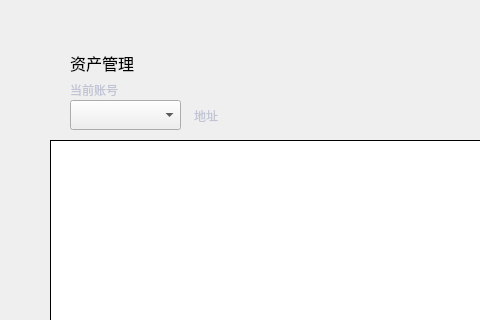
First picture: the form in mainpage.ui, repository HcashOrg/hx-indicator, before the edit; both pictures show x 0 to 480 and y 0 to 320 of the 770 by 530 pixel window.
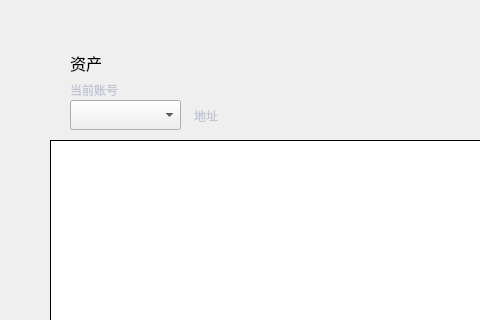
Second picture: the form after the edit.

Diff of the .ui file:
```diff
--- a/mainpage.ui
+++ b/mainpage.ui
@@ -43,7 +43,7 @@
     <string notr="true"/>
    </property>
    <property name="text">
-    <string>资产管理</string>
+    <string>资产</string>
    </property>
   </widget>
   <widget class="QToolButton" name="addAccountBtn">
```
